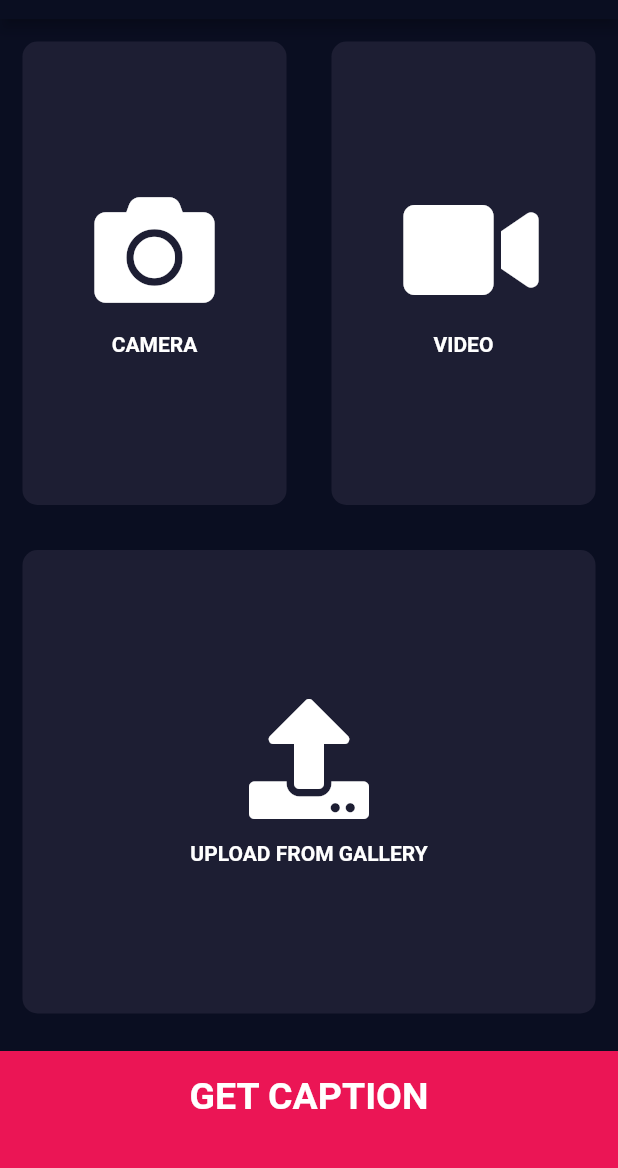
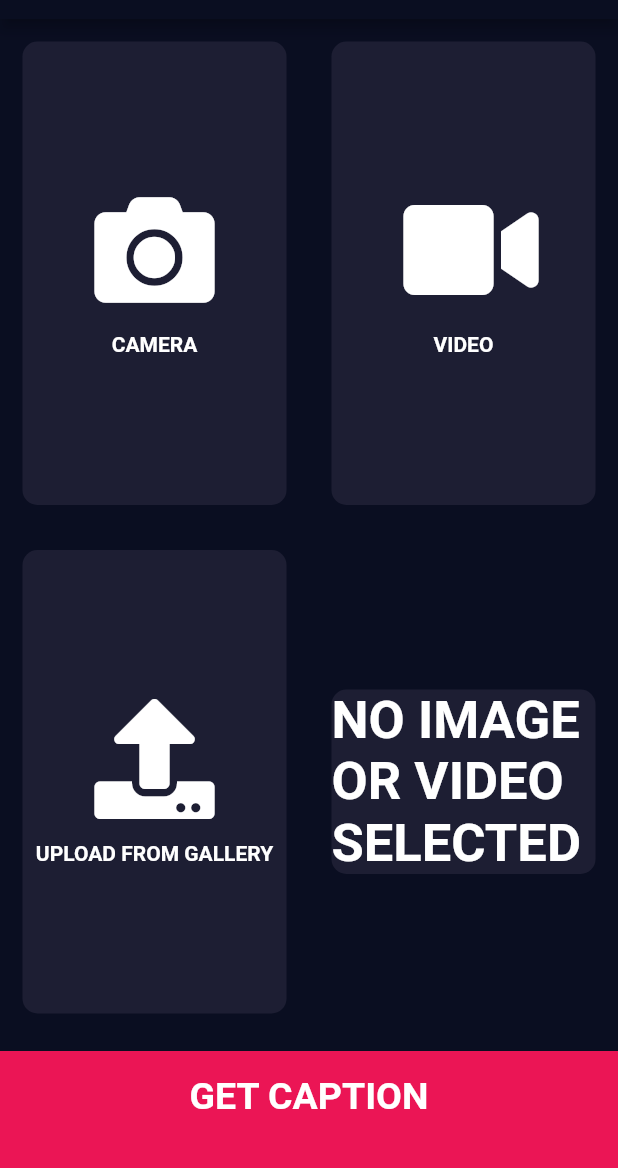
Before and after one commit to ItsMe-Adi/capstone-project, a Flutter app: the FunctionalityScreen screen opened by its route, after a tap on "VIDEO", on a phone screen of 412 x 824 dp, the part 65-1233 px from its top. Run offline on Flutter 3.47's test engine with Material 2 defaults, Android fonts, the phone set to English and light mode, and no system bars; our stand-ins replace animated_text_kit, chewie, cloud_firestore, firebase_auth, font_awesome_flutter, image_picker and 2 more; missing offline and left inert: tflite; accounts and stored records are empty; Roboto replaces fonts that are missing (OpenSans).

```diff
--- /dev/null
+++ b/lib/API.dart
@@ -0,0 +1,6 @@
+import 'package:http/http.dart' as http;
+
+Future Getdata(url) async {
+  http.Response Response = await http.get(url);
+  return Response.body;
+}
--- a/lib/constants.dart
+++ b/lib/constants.dart
@@ -1,7 +1,7 @@
 import 'package:flutter/material.dart';
 
 final kRoundedButtonTextStyle = TextStyle(
-  color: Colors.deepPurple[800],
+  color: Color(0xFF1CEDCE),
   letterSpacing: 1.5,
   fontSize: 18.0,
   fontWeight: FontWeight.bold,
--- a/lib/screens/functionality_screen.dart
+++ b/lib/screens/functionality_screen.dart
@@ -1,10 +1,17 @@
 import 'package:capstoneapp/screens/results_page.dart';
+import 'package:flutter/cupertino.dart';
 import 'package:flutter/material.dart';
 import 'package:font_awesome_flutter/font_awesome_flutter.dart';
 import 'package:firebase_auth/firebase_auth.dart';
 import 'package:capstoneapp/components/reusable_card.dart';
 import 'package:capstoneapp/components/icon_content.dart';
 import 'package:capstoneapp/components/bottom_button.dart';
+import 'package:image_picker/image_picker.dart';
+import 'dart:io';
+import 'package:capstoneapp/components/alert_box.dart';
+import 'package:chewie/chewie.dart';
+import 'package:video_player/video_player.dart';
+import 'package:tflite/tflite.dart';
 
 class FunctionalityScreen extends StatefulWidget {
   static const String id = 'functionality_screen';
@@ -13,7 +20,63 @@ class FunctionalityScreen extends StatefulWidget {
 }
 
 class _FunctionalityScreenState extends State<FunctionalityScreen> {
+  //model
+
+  void modelcall() async {
+    String res = await Tflite.loadModel(
+        model: "assets/models/pretrained_inceptionv3.tflite",
+        // labels: "assets/labels.txt",
+        numThreads: 1, // defaults to 1
+        isAsset:
+            true, // defaults to true, set to false to load resources outside assets
+        useGpuDelegate:
+            false // defaults to false, set to true to use GPU delegate
+        );
+    print('success');
+  }
+
   final _auth = FirebaseAuth.instance;
+  File _image;
+  File _video;
+  ChewieController chewieController;
+  VideoPlayerController videoPlayerController1;
+
+  Future getVideo() async {
+    File video;
+    video = await ImagePicker.pickVideo(source: ImageSource.camera);
+    videoPlayerController1 = VideoPlayerController.file(video);
+    chewieController = ChewieController(
+      videoPlayerController: videoPlayerController1,
+      autoPlay: true,
+      looping: true,
+      aspectRatio: 0.8,
+    );
+    setState(() {
+      _video = video;
+      _image = null;
+    });
+  }
+
+  @override
+  void dispose() {
+    videoPlayerController1.dispose();
+    chewieController.dispose();
+    super.dispose();
+  }
+
+  Future getImage(int isCamera) async {
+    File image;
+    if (isCamera == 1) {
+      image = await ImagePicker.pickImage(source: ImageSource.camera);
+    } else if (isCamera == 2) {
+      image = await ImagePicker.pickImage(source: ImageSource.gallery);
+    }
+    setState(() {
+      _image = image;
+      _video = null;
+    });
+  }
+
   @override
   Widget build(BuildContext context) {
     return Scaffold(
@@ -38,14 +101,18 @@ class _FunctionalityScreenState extends State<FunctionalityScreen> {
               children: <Widget>[
                 Expanded(
                   child: ReusableCard(
-                    onPress: () {},
+                    onPress: () {
+                      getImage(1);
+                    },
                     cardChild: IconContent(
                         label: 'CAMERA', icon: FontAwesomeIcons.camera),
                   ),
                 ),
                 Expanded(
                   child: ReusableCard(
-                    onPress: () {},
+                    onPress: () {
+                      getVideo();
+                    },
                     cardChild: IconContent(
                         label: 'VIDEO', icon: FontAwesomeIcons.video),
                   ),
@@ -54,18 +121,61 @@ class _FunctionalityScreenState extends State<FunctionalityScreen> {
             ),
           ),
           Expanded(
-            child: ReusableCard(
-              onPress: () {},
-              cardChild: IconContent(
-                  label: 'UPLOAD FROM GALLERY', icon: FontAwesomeIcons.upload),
+            child: Row(
+              children: <Widget>[
+                Expanded(
+                  child: ReusableCard(
+                    onPress: () {
+                      getImage(2);
+                    },
+                    cardChild: IconContent(
+                        label: 'UPLOAD FROM GALLERY',
+                        icon: FontAwesomeIcons.upload),
+                  ),
+                ),
+                _video != null
+                    ? Expanded(
+                        child: ReusableCard(
+                          cardChild: Chewie(controller: chewieController),
+                        ),
+                      )
+                    : _image == null
+                        ? Expanded(
+                            child: ReusableCard(
+                              cardChild: Text(
+                                'NO IMAGE OR VIDEO SELECTED',
+                                style: TextStyle(
+                                  color: Colors.white,
+                                  fontWeight: FontWeight.bold,
+                                  fontFamily: 'OpenSans',
+                                  fontSize: 35.0,
+                                ),
+                              ),
+                            ),
+                          )
+                        : Expanded(
+                            child: ReusableCard(
+                              cardChild: Image.file(_image),
+                            ),
+                          )
+              ],
             ),
           ),
           BottomButton(
             buttonTitle: 'GET CAPTION',
             onTap: () {
-              Navigator.pushNamed(context, ResultPage.id);
+              if (_image == null && _video == null)
+                showDialog(
+                  context: context,
+                  builder: (_) => AlertBox('ERROR', 'No media selected'),
+                  barrierDismissible: false,
+                );
+              //made changes here
+              else
+                //Navigator.pushNamed(context, ResultPage.id);
+                modelcall();
             },
-          ),
+          )
         ],
       ),
     );
--- /dev/null
+++ b/lib/screens/video_models.dart
@@ -0,0 +1,2 @@
+import 'package:flutter/material.dart';
+import 'package:capstoneapp/API.dart';
--- a/pubspec.yaml
+++ b/pubspec.yaml
@@ -12,6 +12,7 @@ dependencies:
   flutter:
     sdk: flutter
 
+
   cupertino_icons: ^0.1.3
   animated_text_kit: ^2.2.0
   firebase_auth: ^0.16.1
@@ -19,6 +20,10 @@ dependencies:
   firebase_core: ^0.4.5
   modal_progress_hud: ^0.1.3
   font_awesome_flutter: ^8.8.1
+  image_picker: ^0.6.7+14
+  chewie: ^0.10.0
+  tflite: ^1.1.1
+
 
 
 
@@ -32,6 +37,7 @@ flutter:
 
   assets:
     - assets/images/
+    - assets/models/
 
 
   fonts:
```
Also changed, not shown: lib/screens/login_screen.dart (+13 -1 lines), lib/screens/welcome_screen.dart (+16 -2 lines), assets/images/galaxy.jpg (added), pubspec.lock, 6 other files.
